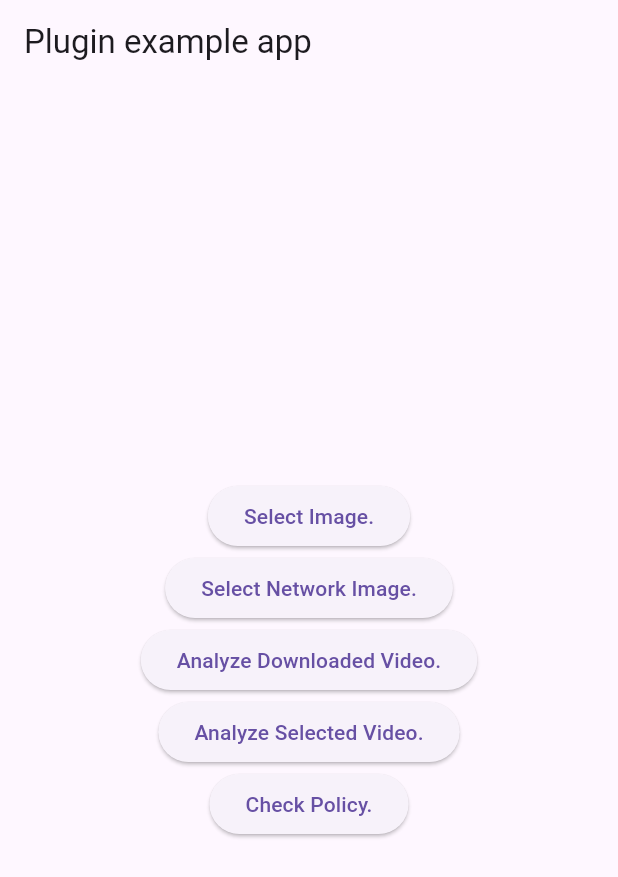
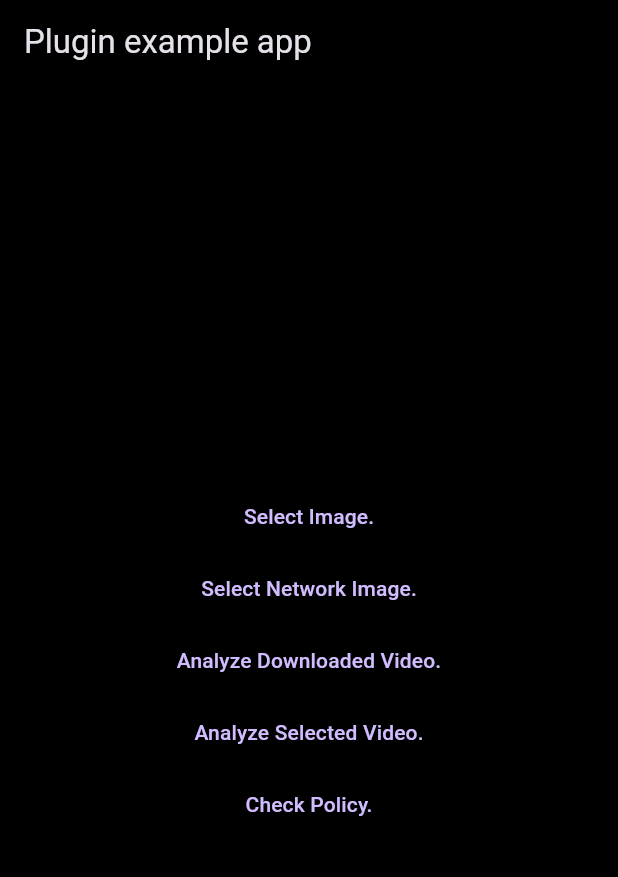
Before and after one commit to doppeltilde/sensitive_content_analysis, a Flutter app: the screen it shows after launch, after a tap on "Select Network Image.", on a phone screen of 412 x 824 dp. Shown: the top 877 px of the screen. Run offline on Flutter 3.47's test engine with Material 3 defaults, Android fonts, the phone set to English and light mode, and no system bars; our stand-ins replace dio, image_picker; missing offline and left inert: file_selector.

Commit message:
1.1.0-rc.3

```diff
--- a/example/lib/main.dart
+++ b/example/lib/main.dart
@@ -1,5 +1,6 @@
 import 'dart:io';
 import 'dart:typed_data';
+import 'dart:ui';
 
 import 'package:dio/dio.dart';
 import 'package:file_selector/file_selector.dart';
@@ -47,13 +48,14 @@ class _MyAppState extends State<MyApp> {
     }
   }
 
-  Future<void> analyzeNetworkImage(String? url) async {
+  Future<void> analyzeNetworkImage() async {
     try {
-      if (url != null) {
-        // Analyze the image for sensitive content.
-        bool? isSensitive = await sca.analyzeNetworkImage(url: url);
-        debugPrint("SENSITIVE: $isSensitive");
-      }
+      const url =
+          "https://docs-assets.developer.apple.com/published/517e263450/rendered2x-1685188934.png";
+
+      // Analyze the image for sensitive content.
+      bool? isSensitive = await sca.analyzeNetworkImage(url: url);
+      debugPrint("SENSITIVE: $isSensitive");
     } catch (e) {
       debugPrint(e.toString());
     }
@@ -97,41 +99,41 @@ class _MyAppState extends State<MyApp> {
     }
   }
 
-  checkPolicy() async {
+  Future<void> checkPolicy() async {
     int? policy = await sca.checkPolicy();
     debugPrint("Policy: $policy");
   }
 
-  final String? analyzeUrl =
-      "https://docs-assets.developer.apple.com/published/517e263450/rendered2x-1685188934.png";
-
   @override
   Widget build(BuildContext context) {
     return MaterialApp(
+      theme: ThemeData.dark(),
       home: Scaffold(
+        backgroundColor: Colors.black,
         appBar: AppBar(
+          backgroundColor: Colors.transparent,
           title: const Text('Plugin example app'),
         ),
         body: Center(
           child: Column(mainAxisAlignment: MainAxisAlignment.center, children: [
-            ElevatedButton(
+            TextButton(
               onPressed: () async => await analyzeImage(),
               child: const Text("Select Image."),
             ),
-            ElevatedButton(
-              onPressed: () async => await analyzeNetworkImage(analyzeUrl),
+            TextButton(
+              onPressed: () async => await analyzeNetworkImage(),
               child: const Text("Select Network Image."),
             ),
-            ElevatedButton(
+            TextButton(
               onPressed: () async => await analyzeNetworkVideo(),
               child: const Text("Analyze Downloaded Video."),
             ),
-            ElevatedButton(
+            TextButton(
               onPressed: () async => await analyzeLocalVideo(),
               child: const Text("Analyze Selected Video."),
             ),
-            ElevatedButton(
-              onPressed: () => checkPolicy(),
+            TextButton(
+              onPressed: () async => await checkPolicy(),
               child: const Text("Check Policy."),
             ),
           ]),
--- a/lib/sensitive_content_analysis.dart
+++ b/lib/sensitive_content_analysis.dart
@@ -29,13 +29,13 @@ class SensitiveContentAnalysis {
     }
   }
 
-  /// Analyzes an network image for sensitive content.
+  /// Analyzes an video for sensitive content.
   ///
-  /// Returns a `bool` indicating whether the image is sensitive.
+  /// Returns a `bool` indicating whether the video is sensitive.
   Future<bool?> analyzeVideo({required String url}) async {
     try {
       final dynamic isSensitive = await methodChannel
-          .invokeMethod('analyzeVideo', {"url": Uri.file(url).toString()});
+          .invokeMethod('analyzeVideo', {"url": Uri.file(url)});
       return isSensitive;
     } on PlatformException catch (e) {
       throw UnimplementedError(e.message);
--- a/pubspec.yaml
+++ b/pubspec.yaml
@@ -1,6 +1,6 @@
 name: sensitive_content_analysis
 description: "Dart plugin for detecting and alerting users to nudity in images and videos before displaying them, utilizing the SensitiveContentAnalysis Framework by Apple."
-version: 1.1.0-rc.2
+version: 1.1.0-rc.3
 homepage: https://github.com/tiltedcube/sensitive_content_analysis
 
 environment:
```
Also changed, not shown: 6 other files.
